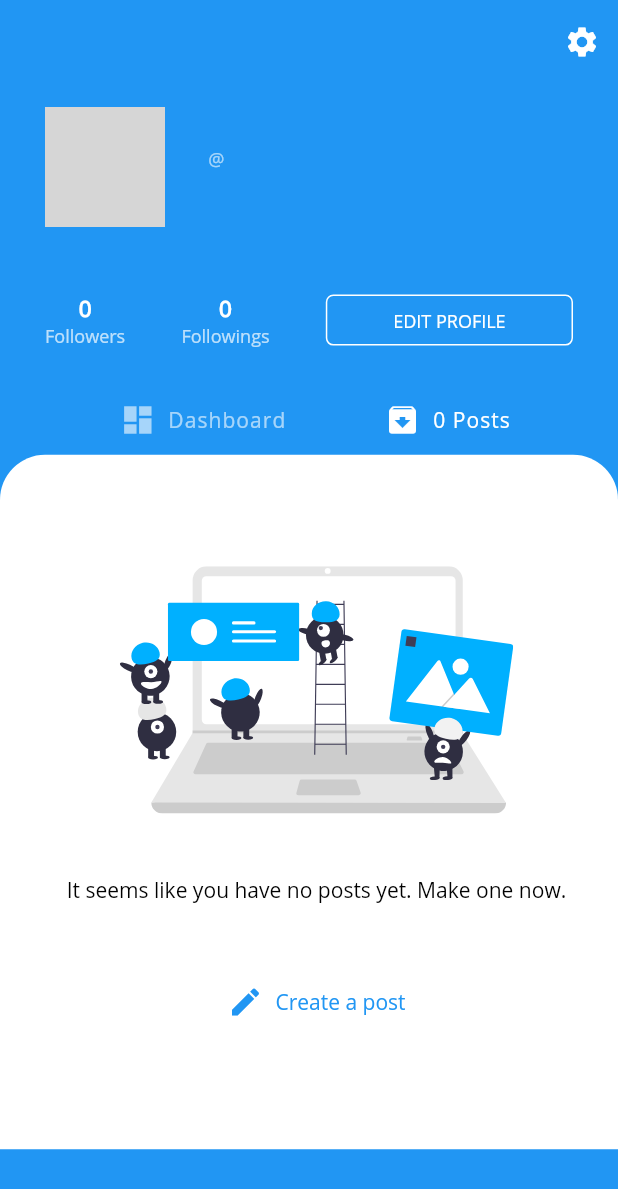
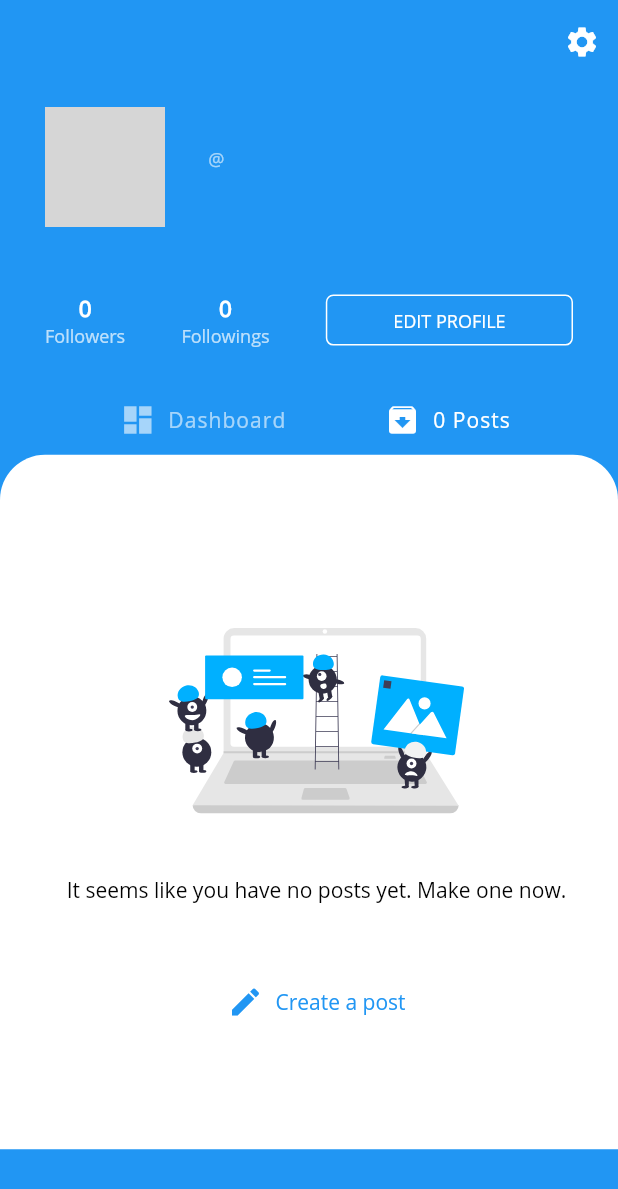
Before and after one commit to hdpolover/ybb, a Flutter app: the Profile screen opened directly, after a tap on an icon or button, on a phone screen of 412 x 824 dp. Shown: the top 1189 px of the screen. Run offline on Flutter 3.47's test engine with Material 2 defaults, Android fonts, the light colour scheme and no system bars; drawn by our look-alikes of liquid_pull_to_refresh; our stand-ins replace bloc, cached_network_image, cloud_firestore, curved_navigation_bar, dropdown_formfield, equatable and 15 more; missing offline and left inert: connectivity_wrapper, flutter_email_sender, launch_review; accounts and stored records are empty; network calls fail; grey boxes are pictures that could not be loaded.

Commit message:
updated almost fix

```diff
--- a/lib/pages/news.dart
+++ b/lib/pages/news.dart
@@ -31,8 +31,8 @@ class _NewsState extends State<News> with AutomaticKeepAliveClientMixin<News> {
     super.initState();
 
     newsCategories = getNewsCategories();
-    //getNews();
-    get();
+    getNews();
+    //get();
   }
 
   get() {
--- a/lib/pages/profile.dart
+++ b/lib/pages/profile.dart
@@ -492,7 +492,7 @@ class _ProfileState extends State<Profile>
               children: <Widget>[
                 Text(
                   user.displayName.length > 20
-                      ? user.displayName.substring(0, 23) + "..."
+                      ? user.displayName.substring(0, 19) + "..."
                       : user.displayName,
                   style: TextStyle(
                     color: Colors.white,
@@ -516,8 +516,8 @@ class _ProfileState extends State<Profile>
                   height: MediaQuery.of(context).size.height * 0.035,
                 ),
                 Text(
-                  user.occupation.length > 30
-                      ? user.occupation.substring(0, 30) + "..."
+                  user.occupation.length > 34
+                      ? user.occupation.substring(0, 33) + "..."
                       : user.occupation,
                   style: TextStyle(
                     color: Colors.white,
@@ -539,9 +539,12 @@ class _ProfileState extends State<Profile>
       child: Column(
         mainAxisAlignment: MainAxisAlignment.center,
         children: <Widget>[
+          SizedBox(
+            height: MediaQuery.of(context).size.height * 0.05,
+          ),
           SvgPicture.asset(
             'assets/images/no_post.svg',
-            height: MediaQuery.of(context).size.height * 0.2,
+            height: MediaQuery.of(context).size.height * 0.15,
           ),
           Padding(
             padding: EdgeInsets.only(
@@ -592,9 +595,12 @@ class _ProfileState extends State<Profile>
       child: Column(
         mainAxisAlignment: MainAxisAlignment.center,
         children: <Widget>[
+          SizedBox(
+            height: MediaQuery.of(context).size.height * 0.05,
+          ),
           SvgPicture.asset(
             'assets/images/no_post.svg',
-            height: MediaQuery.of(context).size.height * 0.2,
+            height: MediaQuery.of(context).size.height * 0.15,
           ),
           Padding(
             padding: EdgeInsets.only(
@@ -749,7 +755,7 @@ class _ProfileState extends State<Profile>
                       MaterialPageRoute(
                         builder: (context) => ProfileSettings(
                           appName: "YBB",
-                          version: "1.0.0",
+                          version: "2.0.0",
                         ),
                       ),
                     );
--- a/lib/pages/search.dart
+++ b/lib/pages/search.dart
@@ -106,7 +106,7 @@ class _SearchState extends State<Search>
   buildUsersToFollow() {
     return StreamBuilder(
       stream: usersRef
-          .orderBy('registerDate', descending: true)
+          .orderBy('registerDate', descending: false)
           .limit(20)
           .snapshots(),
       builder: (context, snapshot) {
--- a/pubspec.yaml
+++ b/pubspec.yaml
@@ -15,7 +15,7 @@ publish_to: 'none' # Remove this line if you wish to publish to pub.dev
 # In iOS, build-name is used as CFBundleShortVersionString while build-number used as CFBundleVersion.
 # Read more about iOS versioning at
 # https://developer.apple.com/library/archive/documentation/General/Reference/InfoPlistKeyReference/Articles/CoreFoundationKeys.html
-version: 1.0.0+1
+version: 2.0.0+20
 
 environment:
   sdk: '>=2.7.0 <3.0.0'
@@ -38,8 +38,6 @@ dependencies:
   flutter_bloc: ^6.1.2
   flutter_email_sender: ^4.0.0
   flutter_svg: ^0.18.0
-  geocoding: ^1.0.5
-  geolocator: ^6.1.9
   google_sign_in: ^4.5.6
   html: ^0.14.0+4
   http: ^0.12.2
```
Also changed, not shown: lib/pages/edit_profile.dart (+49 -9 lines), pubspec.lock, 4 other files.
